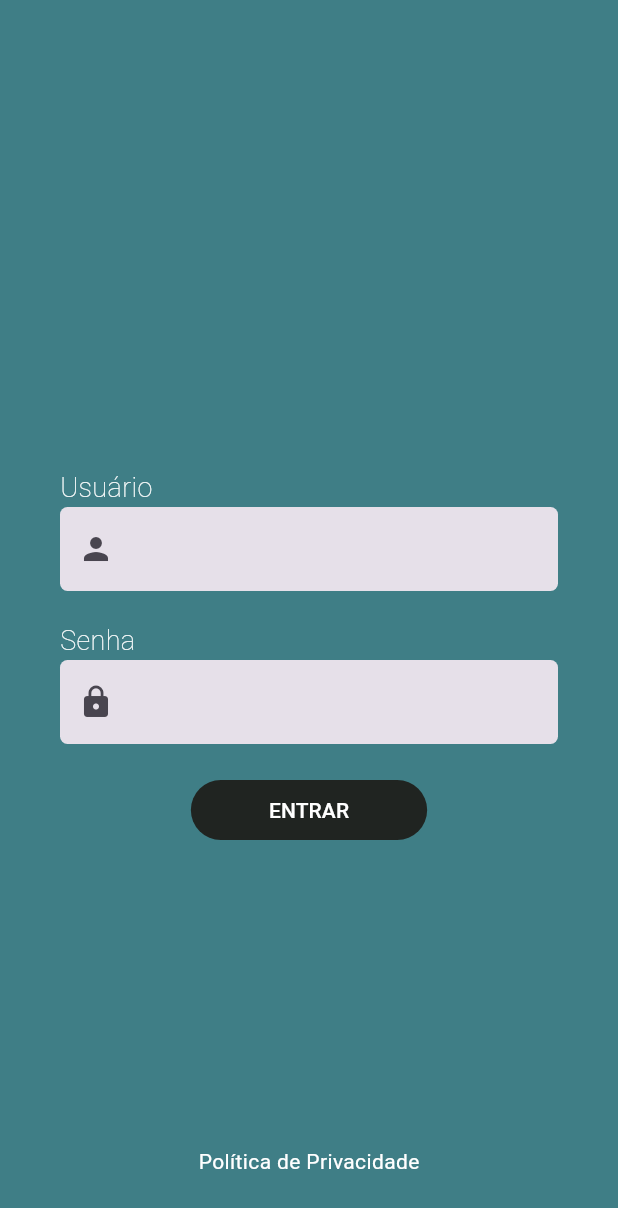
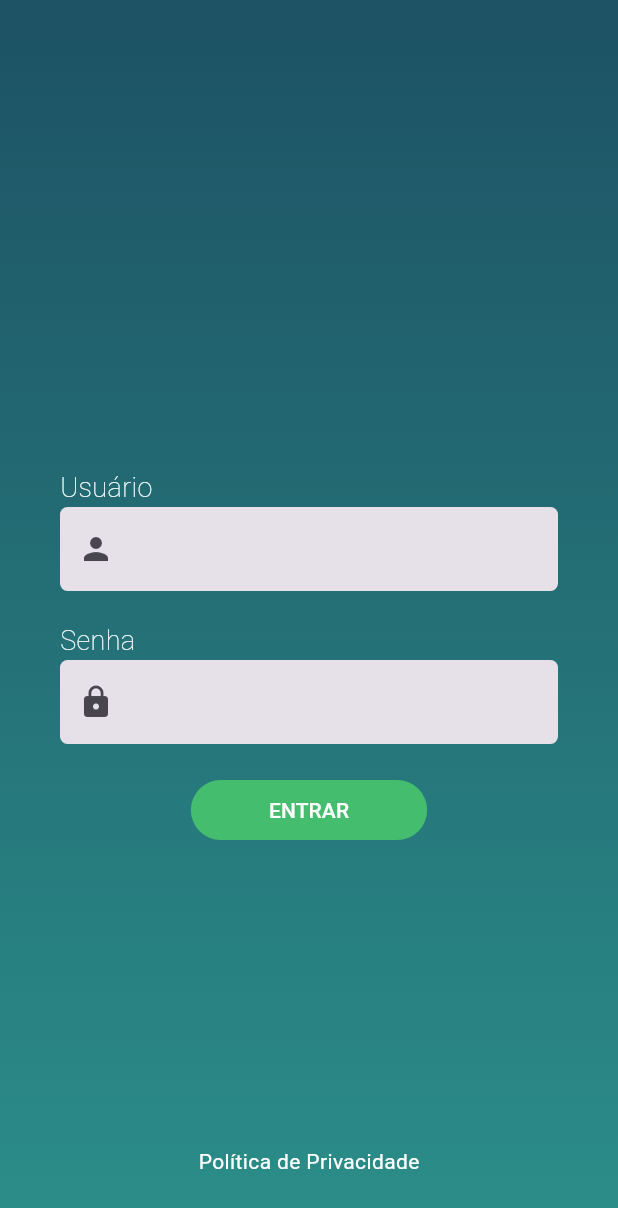
Before and after one commit to pauloRodri29/prova_flutter, a Flutter app: the screen it shows after launch, on a phone screen of 412 x 824 dp. Shown: the top 1208 px of the screen. Run offline on Flutter 3.47's test engine with Material 3 defaults, Android fonts, the phone set to English and light mode, and no system bars; our stand-ins replace flutter_mobx, mobx, shared_preferences; generated files the repository leaves out were written again.

Commit message:
Cores de fundo restaurados: 	modified:   lib/cores/cores.dart 	modified:   lib/main.dart 	modified:   lib/tela_informacoes.dart

```diff
--- a/lib/cores/cores.dart
+++ b/lib/cores/cores.dart
@@ -2,9 +2,8 @@ import 'package:flutter/material.dart';
 
 class CoresPersonalizadas {
   final corFundo = const LinearGradient(colors: [
-    Color.fromARGB(255, 31, 78, 97),
-    Color.fromARGB(255, 45, 149, 142),
-  ],
+    Color.fromARGB(255, 29, 82, 100),
+    Color.fromARGB(255, 43, 142, 137)],
   begin: Alignment.topCenter,
   end: Alignment.bottomCenter);
 }
--- a/lib/main.dart
+++ b/lib/main.dart
@@ -10,11 +10,11 @@ void main() {
 }
 
 class MyApp extends StatelessWidget {
+  //s
   const MyApp({super.key});
 
   @override
   Widget build(BuildContext context) {
-    //7878
     return const MaterialApp(
       debugShowCheckedModeBanner: false,
       home: TelaLogin(),
@@ -31,8 +31,7 @@ class TelaLogin extends StatelessWidget {
       body: SingleChildScrollView(
         child: Container(
           height: MediaQuery.of(context).size.height,
-          // decoration: BoxDecoration(gradient: CoresPersonalizadas().corFundo),
-          color: Color.fromARGB(255, 63, 126, 134),
+          decoration: BoxDecoration(gradient: CoresPersonalizadas().corFundo),
           child: const Padding(
             padding: EdgeInsets.all(40),
             child: Acesso(),
@@ -129,22 +128,22 @@ class _AcessoState extends State<Acesso> {
         Observer(builder: (_) {
           return TextButton(
               style: ButtonStyle(
-                backgroundColor:
-                    MaterialStateProperty.all(Color.fromARGB(255, 32, 36, 33)),
-                // backgroundColor:
-                //     MaterialStateProperty.all(Color.fromARGB(255, 68, 189, 110)),
+                backgroundColor: MaterialStateProperty.all(
+                    const Color.fromARGB(255, 68, 189, 110)),
               ),
               onPressed: () {
                 _storeLogin.removendoEspaco();
                 _storeLogin.login();
-                // if (_storeLogin.isFormValid) {
-                //   Navigator.push(context,
-                //       MaterialPageRoute(builder: (context) => const TelaInfor()));
-                //   _controllerUsuario.clear();
-                //   _controllerSenha.clear();
-                // } else {
-                //   _storeLogin.mensagemTela(context);
-                // }
+                if (_storeLogin.isFormValid) {
+                  Navigator.push(
+                      context,
+                      MaterialPageRoute(
+                          builder: (context) => const TelaInfor()));
+                  _controllerUsuario.clear();
+                  _controllerSenha.clear();
+                } else {
+                  _storeLogin.mensagemTela(context);
+                }
               },
               child: Padding(
                 padding: const EdgeInsets.symmetric(horizontal: 40),
--- a/lib/tela_informacoes.dart
+++ b/lib/tela_informacoes.dart
@@ -18,9 +18,7 @@ class _TelaInforState extends State<TelaInfor> {
         body: SingleChildScrollView(
       child: Container(
         height: MediaQuery.of(context).size.height,
-        // decoration: BoxDecoration(gradient: CoresPersonalizadas().corFundo),
-        color: Color.fromARGB(255, 63, 126, 134),
-
+        decoration: BoxDecoration(gradient: CoresPersonalizadas().corFundo),
         child: const Padding(
           padding: EdgeInsets.all(40),
           child: CapturInforma(),
@@ -112,12 +110,10 @@ class _CapturInformaState extends State<CapturInforma> {
             onChanged: _store.setInformacao,
             onSubmitted: _store.isEdit
                 ? (_) {
-                    // print('Editando');
                     _store.editarInformacao();
                     _informacaoController.clear();
                   }
                 : (_) {
-                    // print('Salvando');
                     _store.salvarInformacao();
                     _informacaoController.clear();
                   },
```
